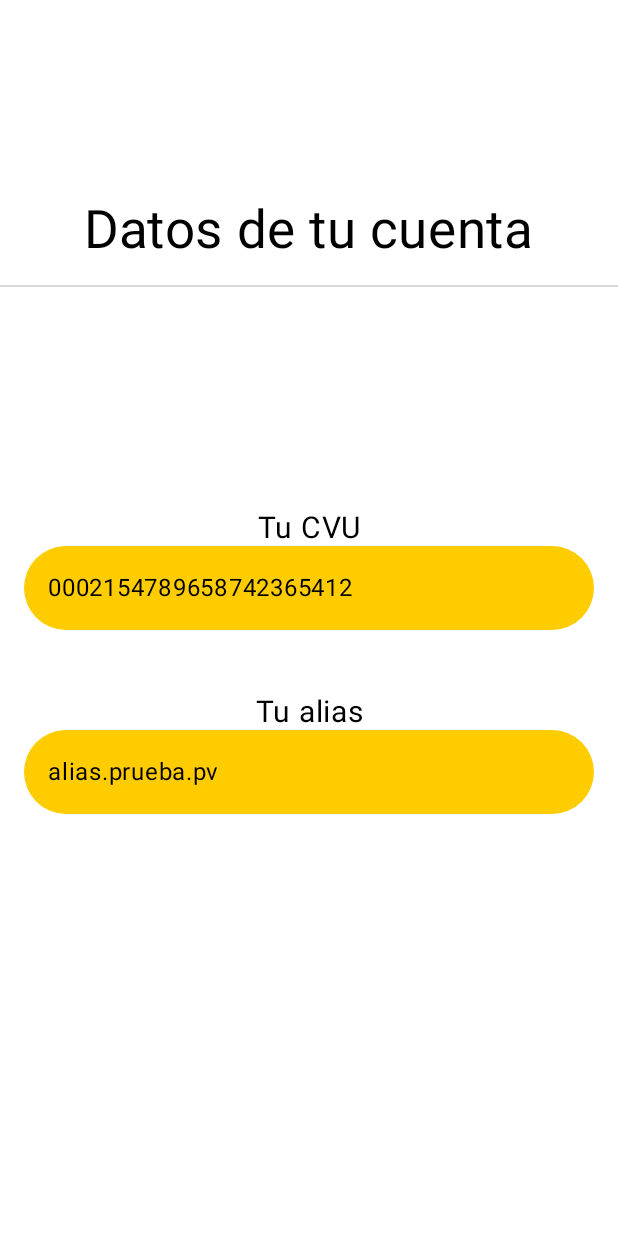
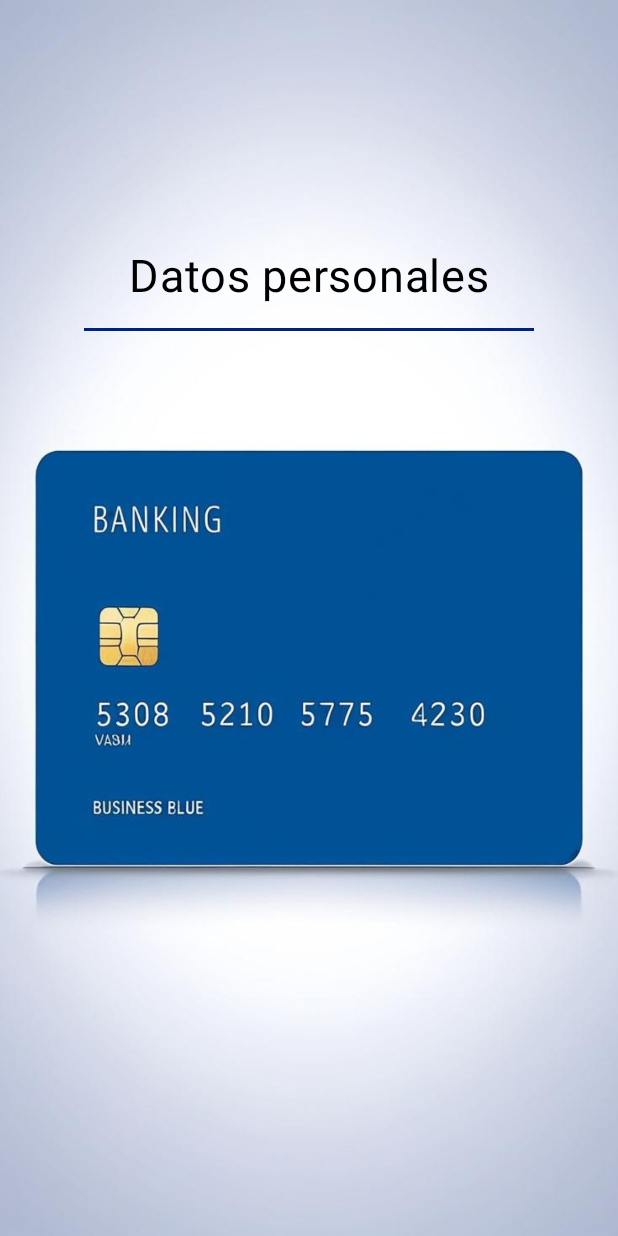
Before and after one commit to RodriguezMaximilianoX/PagosVEN, an Android app built with Jetpack Compose: the DepositScreen screen opened through its navigation route, on a phone screen of 412 x 824 dp. Run offline under Robolectric (Android 15) with nearby library versions, the light colour scheme and no system bars; our stand-ins replace Dagger/Hilt's generated code, Firebase (no records; nobody signed in at launch, a user with empty details on screens opened directly), accompanist.

Commit message:
change homeScreen and depositScreen

```diff
--- a/app/src/main/java/com/rmxdev/pagosven/presenter/deposit/DepositScreen.kt
+++ b/app/src/main/java/com/rmxdev/pagosven/presenter/deposit/DepositScreen.kt
@@ -1,18 +1,26 @@
 package com.rmxdev.pagosven.presenter.deposit
 
+import androidx.compose.foundation.Image
 import androidx.compose.foundation.background
+import androidx.compose.foundation.border
+import androidx.compose.foundation.layout.Arrangement
+import androidx.compose.foundation.layout.Box
 import androidx.compose.foundation.layout.Column
+import androidx.compose.foundation.layout.Row
 import androidx.compose.foundation.layout.Spacer
 import androidx.compose.foundation.layout.fillMaxSize
 import androidx.compose.foundation.layout.fillMaxWidth
 import androidx.compose.foundation.layout.height
 import androidx.compose.foundation.layout.padding
-import androidx.compose.foundation.rememberScrollState
+import androidx.compose.foundation.layout.size
+import androidx.compose.foundation.layout.width
 import androidx.compose.foundation.shape.CircleShape
-import androidx.compose.foundation.verticalScroll
+import androidx.compose.foundation.shape.RoundedCornerShape
+import androidx.compose.material3.Button
+import androidx.compose.material3.ButtonDefaults.buttonColors
+import androidx.compose.material3.FloatingActionButton
+import androidx.compose.material3.Icon
 import androidx.compose.material3.Text
-import androidx.compose.material3.TextField
-import androidx.compose.material3.TextFieldDefaults
 import androidx.compose.runtime.Composable
 import androidx.compose.runtime.getValue
 import androidx.compose.runtime.mutableStateOf
@@ -22,13 +30,15 @@ import androidx.compose.ui.Alignment
 import androidx.compose.ui.Modifier
 import androidx.compose.ui.draw.clip
 import androidx.compose.ui.graphics.Color
-import androidx.compose.ui.text.style.TextAlign
+import androidx.compose.ui.layout.ContentScale
+import androidx.compose.ui.res.painterResource
+import androidx.compose.ui.text.font.FontWeight
 import androidx.compose.ui.unit.dp
 import androidx.compose.ui.unit.sp
+import com.rmxdev.pagosven.R
 import com.rmxdev.pagosven.ui.theme.Black
-import com.rmxdev.pagosven.ui.theme.OffWhite
+import com.rmxdev.pagosven.ui.theme.Blue
 import com.rmxdev.pagosven.ui.theme.White
-import com.rmxdev.pagosven.ui.theme.Yellow
 
 @Composable
 fun DepositScreen(modifier: Modifier = Modifier) {
@@ -36,82 +46,31 @@ fun DepositScreen(modifier: Modifier = Modifier) {
     var cvu by rememberSaveable { mutableStateOf("") }
     var alias by rememberSaveable { mutableStateOf("") }
 
-    Column(
-        modifier = modifier
-            .fillMaxSize()
-            .background(White)
-            .verticalScroll(rememberScrollState()),
-        horizontalAlignment = Alignment.CenterHorizontally
+
+    Box(
+        modifier = modifier.fillMaxSize(),
+        contentAlignment = Alignment.TopCenter
     ) {
-        Spacer(modifier = Modifier.weight(0.5f))
-        Text(text = "Datos de tu cuenta", fontSize = 35.sp, color = Black)
-        Spacer(
+        Image(
+            painter = painterResource(id = R.drawable.bk_deposit),
+            contentDescription = null,
+            modifier = Modifier.fillMaxSize(),
+            contentScale = ContentScale.Crop
+        )
+        Column(
             modifier = Modifier
-                .fillMaxWidth()
-                .padding(vertical = 16.dp)
-                .height(1.dp)
-                .background(
-                    OffWhite
-                )
-        )
-        Spacer(modifier = Modifier.weight(0.5f))
-        Text(
-            text = "Tu CVU",
-            fontSize = 20.sp,
-            color = Black,
-            textAlign = TextAlign.Center
-        )
-        TextField(
-            value = cvu,
-            onValueChange = {  },
-            enabled = false,
-            label = { Text("0002154789658742365412", color = Black) },
-            modifier = Modifier
-                .padding(bottom = 16.dp, start = 16.dp, end = 16.dp)
-                .fillMaxWidth()
-                .clip(CircleShape),
-            colors = TextFieldDefaults.colors(
-                unfocusedContainerColor = Yellow,
-                focusedContainerColor = Yellow,
-                focusedTextColor = Black,
-                unfocusedTextColor = Black,
-                focusedIndicatorColor = Color.Transparent,
-                unfocusedIndicatorColor = Color.Transparent,
-                disabledTextColor = Black,
-                disabledContainerColor = Yellow,
-                disabledIndicatorColor = Color.Transparent
-            ),
-            maxLines = 1
-        )
-        Spacer(modifier = Modifier.weight(0.1f))
-        Text(
-            text = "Tu alias",
-            fontSize = 20.sp,
-            color = Black,
-            textAlign = TextAlign.Center
-        )
-        TextField(
-            value = alias,
-            onValueChange = {  },
-            enabled = false,
-            label = { Text("alias.prueba.pv", color = Black) },
-            modifier = Modifier
-                .padding(bottom = 16.dp, start = 16.dp, end = 16.dp)
-                .fillMaxWidth()
-                .clip(CircleShape),
-            colors = TextFieldDefaults.colors(
-                unfocusedContainerColor = Yellow,
-                focusedContainerColor = Yellow,
-                focusedTextColor = Black,
-                unfocusedTextColor = Black,
-                focusedIndicatorColor = Color.Transparent,
-                unfocusedIndicatorColor = Color.Transparent,
-                disabledTextColor = Black,
-                disabledContainerColor = Yellow,
-                disabledIndicatorColor = Color.Transparent
-            ),
-            maxLines = 1
-        )
-        Spacer(modifier = Modifier.weight(1f))
+                .fillMaxSize(),
+            horizontalAlignment = Alignment.CenterHorizontally
+        ) {
+            Spacer(modifier = Modifier.weight(1f))
+            Text(text = "Datos personales", color = Black, fontSize = 30.sp, modifier = Modifier.padding(vertical = 16.dp))
+            Spacer(
+                modifier = Modifier
+                    .width(300.dp)
+                    .height(2.dp)
+                    .background(Blue)
+            )
+            Spacer(modifier = Modifier.weight(4f))
+        }
     }
 }
--- a/app/src/main/java/com/rmxdev/pagosven/presenter/home/HomeScreen.kt
+++ b/app/src/main/java/com/rmxdev/pagosven/presenter/home/HomeScreen.kt
@@ -13,7 +13,6 @@ import androidx.compose.foundation.layout.fillMaxWidth
 import androidx.compose.foundation.layout.height
 import androidx.compose.foundation.layout.padding
 import androidx.compose.foundation.layout.size
-import androidx.compose.foundation.layout.width
 import androidx.compose.foundation.shape.CircleShape
 import androidx.compose.foundation.shape.RoundedCornerShape
 import androidx.compose.material3.Button
@@ -84,7 +83,7 @@ fun HomeScreen(
                 modifier = Modifier
                     .fillMaxWidth()
                     .height(200.dp)
-                    .padding(24.dp)
+                    .padding(16.dp)
                     .clip(RoundedCornerShape(16.dp))
                     .background(White),
                 horizontalAlignment = Alignment.CenterHorizontally,
@@ -104,34 +103,35 @@ fun HomeScreen(
                 Row(
                     modifier = Modifier
                         .fillMaxWidth()
-                        .padding(24.dp),
-                    horizontalArrangement = Arrangement.SpaceBetween,
+                        .padding(16.dp),
                     verticalAlignment = Alignment.CenterVertically
                 ) {
                     Button(
                         onClick = { navigateToDeposit() },
                         colors = buttonColors(containerColor = Color.Transparent),
                         modifier = Modifier
-                            .width(115.dp)
                             .border(2.dp, Blue, CircleShape)
+                            .weight(1f)
                     ) {
                         Text(text = "Depositar", color = Blue, fontWeight = FontWeight.Bold)
                     }
+                    Spacer(modifier = Modifier.weight(0.10f))
                     Button(
                         onClick = { navigateToTransfer() },
                         colors = buttonColors(containerColor = Color.Transparent),
                         modifier = Modifier
-                            .width(115.dp)
                             .border(2.dp, Blue, CircleShape)
+                            .weight(1f)
                     ) {
                         Text(text = "Transferir", color = Blue, fontWeight = FontWeight.Bold)
                     }
+                    Spacer(modifier = Modifier.weight(0.10f))
                     Button(
                         onClick = { navigateToCharge() },
                         colors = buttonColors(containerColor = Color.Transparent),
                         modifier = Modifier
-                            .width(115.dp)
                             .border(2.dp, Blue, CircleShape)
+                            .weight(1f)
                     ) {
                         Text(text = "Cobrar", color = Blue, fontWeight = FontWeight.Bold)
                     }
@@ -170,7 +170,11 @@ fun HomeScreen(
 
                 }
             }
-            Spacer(modifier = Modifier.weight(4f))
+            Image(
+                painterResource(id = R.drawable.home_first_app_pay),
+                contentDescription = "App logo"
+            )
+            Spacer(modifier = Modifier.weight(1f))
             FloatingActionButton(
                 onClick = { /*TODO*/ },
                 shape = CircleShape,
```
Also changed, not shown: app/src/main/res/drawable/bk_deposit.webp (added), app/src/main/res/drawable/home_confidence.webp (added), app/src/main/res/drawable/home_first_app_pay.webp (added).
